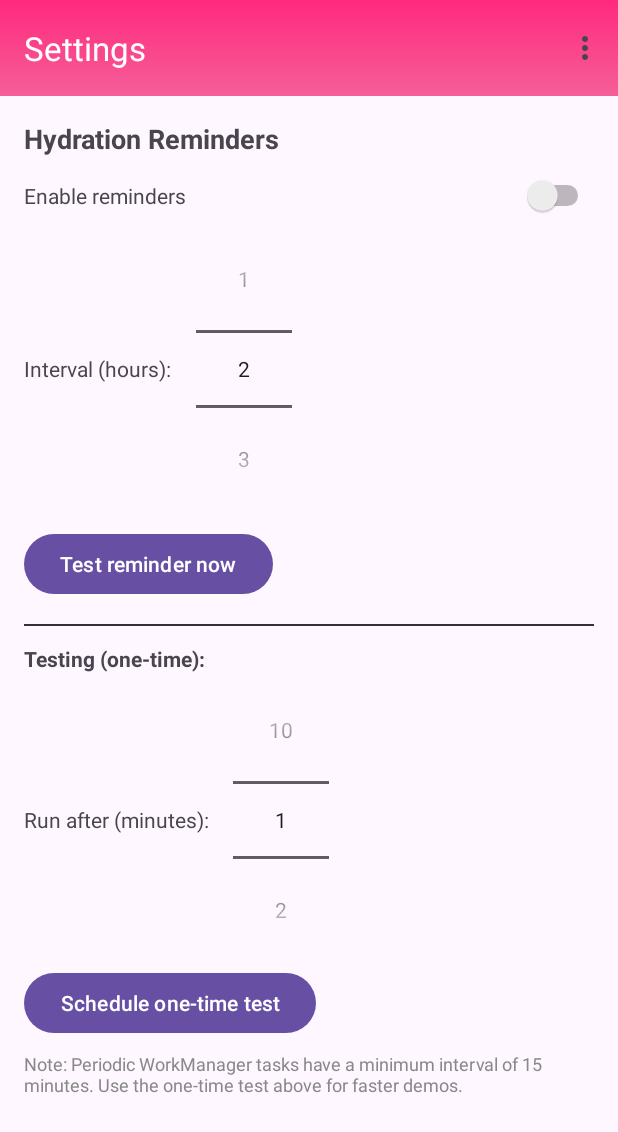
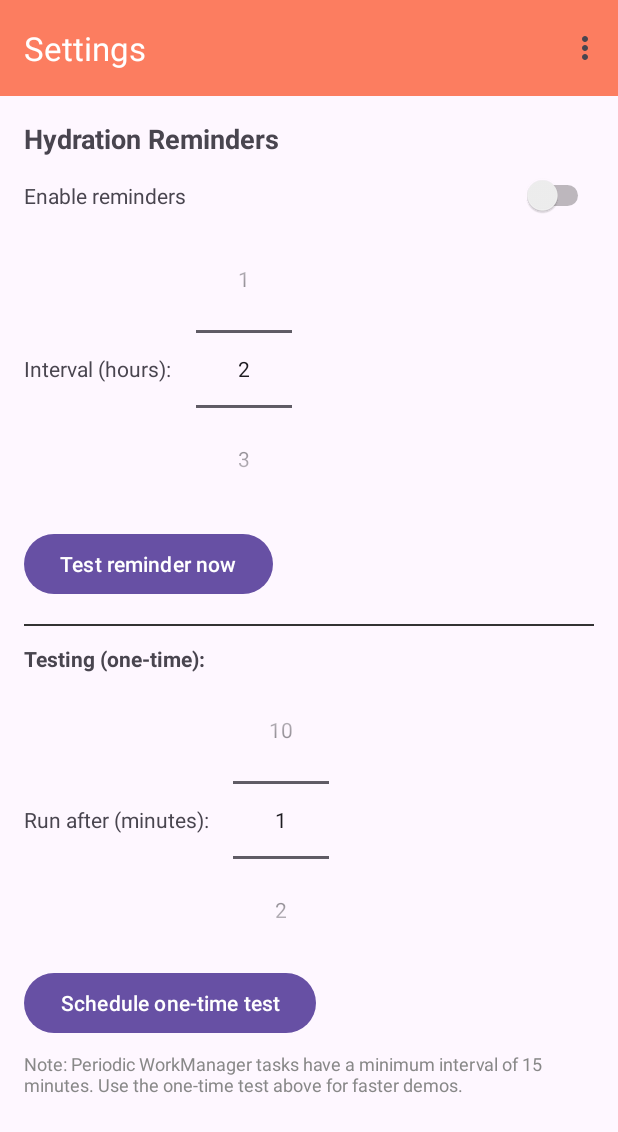
Before and after one commit to theshanGeeth123/LifeWellnessAppV2, an Android app: the MainActivity2 screen opened directly, with no data from a screen before it, in the options menu, after a tap on "Settings", on a phone screen of 412 x 824 dp. Shown: the top 1132 px of the screen. Run offline under Robolectric (Android 15) with nearby library versions, the phone set to English and light mode, and no system bars; 2 statements that could not run were skipped.

Commit message:
Changed the theme colors

```diff
--- a/android-test/app/src/main/res/drawable/toolbar_bg.xml
+++ b/android-test/app/src/main/res/drawable/toolbar_bg.xml
@@ -1,7 +1,7 @@
 <?xml version="1.0" encoding="utf-8"?>
 <shape xmlns:android="http://schemas.android.com/apk/res/android" android:shape="rectangle">
     <gradient
-        android:startColor="@color/purple1"
-        android:endColor="@color/purple2"
+        android:startColor="@color/orage_activitymain_button"
+        android:endColor="@color/orage_activitymain_button"
         android:angle="90"/>
 </shape>
--- a/android-test/app/src/main/res/layout/activity_main.xml
+++ b/android-test/app/src/main/res/layout/activity_main.xml
@@ -21,6 +21,8 @@
         <TextView
             android:id="@+id/textView"
             android:layout_width="match_parent"
+            android:layout_marginRight="20dp"
+            android:layout_marginLeft="20dp"
             android:layout_height="wrap_content"
             android:text="Track all your day to day Activities,Mood and Reminders
 Improve your Health journey"
```
